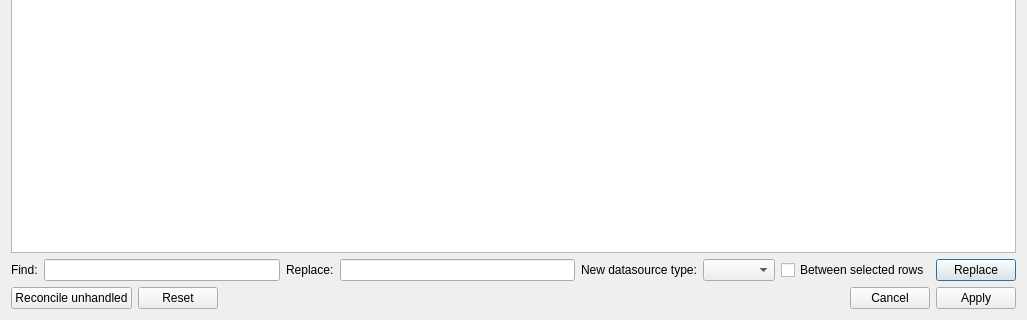
enricofer/changeDataSource, file changeDataSource_dialog_base.ui: the form before one commit; both pictures show x 0 to 1027 and y 141 to 461 of the 1027 by 461 pixel window.
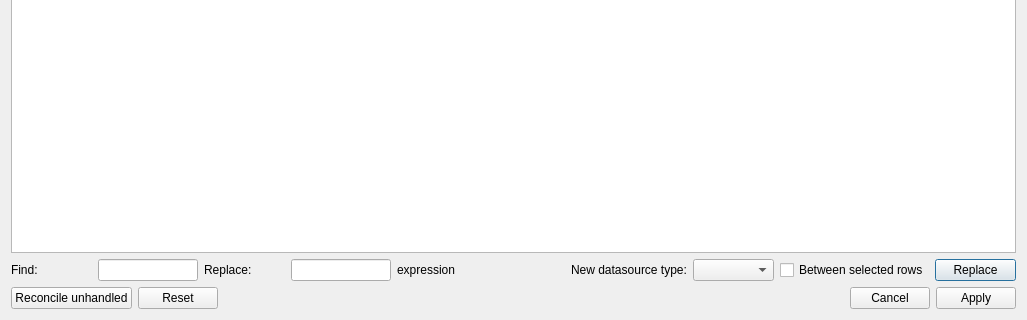
The form after the commit. Custom widgets are drawn as their Qt base class.

Commit message: layer properties expression feature

Diff of the .ui file:
```diff
--- a/changeDataSource_dialog_base.ui
+++ b/changeDataSource_dialog_base.ui
@@ -52,7 +52,14 @@
       </widget>
      </item>
      <item>
-      <widget class="QLineEdit" name="findEdit"/>
+      <widget class="QLineEdit" name="findEdit">
+       <property name="maximumSize">
+        <size>
+         <width>100</width>
+         <height>16777215</height>
+        </size>
+       </property>
+      </widget>
      </item>
      <item>
       <widget class="QLabel" name="label_2">
@@ -62,7 +69,24 @@
       </widget>
      </item>
      <item>
-      <widget class="QLineEdit" name="replaceEdit"/>
+      <widget class="QLineEdit" name="replaceEdit">
+       <property name="maximumSize">
+        <size>
+         <width>100</width>
+         <height>16777215</height>
+        </size>
+       </property>
+      </widget>
+     </item>
+     <item>
+      <widget class="QLabel" name="label_4">
+       <property name="text">
+        <string>expression</string>
+       </property>
+      </widget>
+     </item>
+     <item>
+      <widget class="QgsFieldExpressionWidget" name="mFieldExpressionWidget"/>
      </item>
      <item>
       <widget class="QLabel" name="label_3">
@@ -113,6 +137,13 @@
    </item>
   </layout>
  </widget>
+ <customwidgets>
+  <customwidget>
+   <class>QgsFieldExpressionWidget</class>
+   <extends>QWidget</extends>
+   <header>qgsfieldexpressionwidget.h</header>
+  </customwidget>
+ </customwidgets>
  <resources/>
  <connections>
   <connection>
```
The commit also changes 2 other files.
